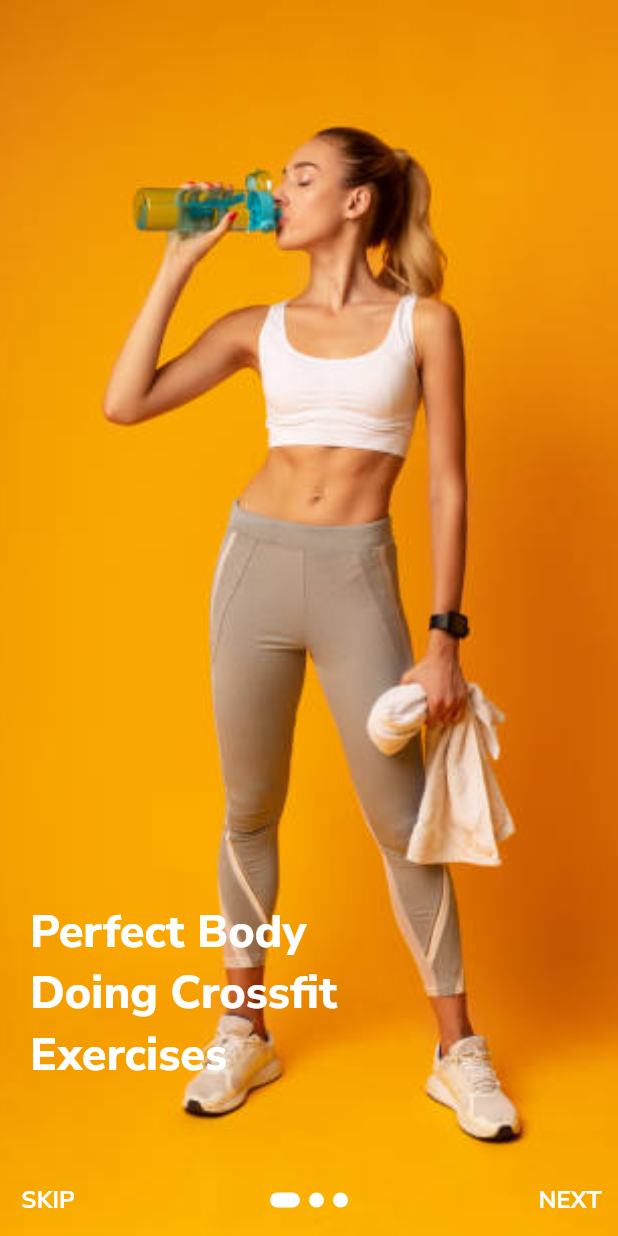
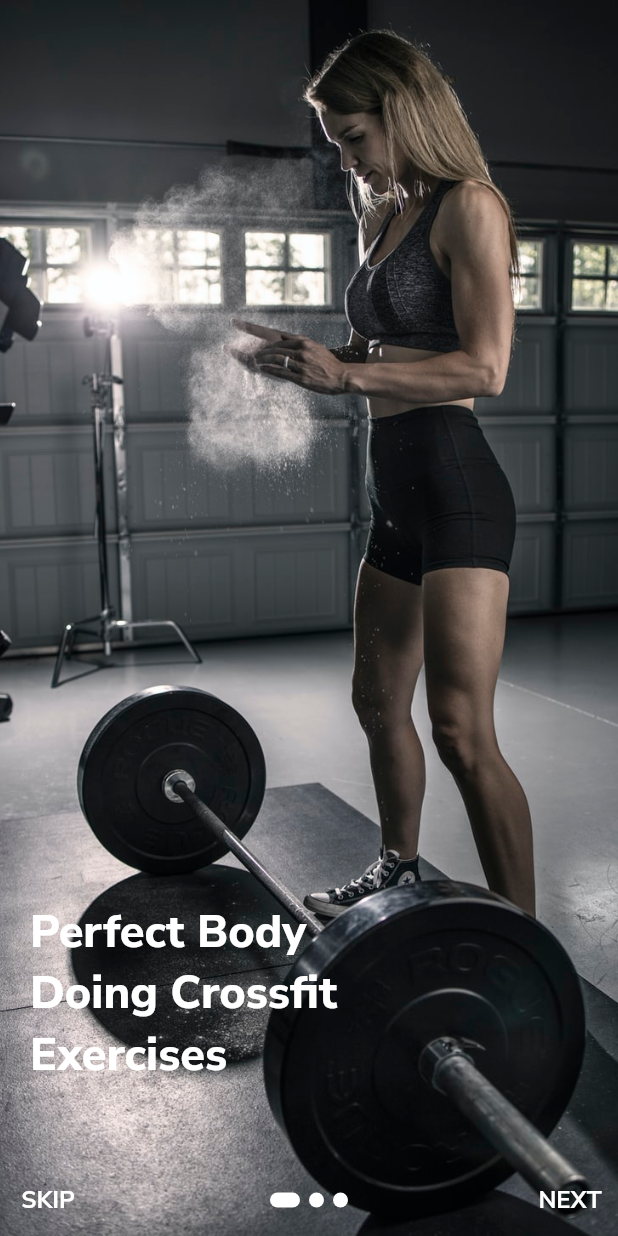
Before and after one commit to nathash92/flutter-fitness-app, a Flutter app: the screen it shows after launch, on a phone screen of 412 x 824 dp. Run offline on Flutter 3.47's test engine with Material 2 defaults, Android fonts, the light colour scheme and no system bars; project files that could hold a hidden picture were left out.

Commit message:
file name changed

```diff
--- a/lib/main.dart
+++ b/lib/main.dart
@@ -1,4 +1,3 @@
-import 'package:fitness/constants/app_colors.dart';
 import 'package:fitness/screens/home.dart';
 import 'package:fitness/screens/intro.dart';
 import 'package:flutter/material.dart';
@@ -6,7 +5,7 @@ import 'package:flutter/services.dart';
 
 void main() {
   SystemChrome.setSystemUIOverlayStyle(
-    SystemUiOverlayStyle(statusBarColor: AppColors.primaryColor),
+    const SystemUiOverlayStyle(statusBarColor: Colors.black),
   );
   runApp(const MyApp());
 }
--- a/lib/screens/intro.dart
+++ b/lib/screens/intro.dart
@@ -31,15 +31,15 @@ class _IntroScreenState extends State<IntroScreen> {
             },
             children: <Widget>[
               _buildSlide(
-                'assets/imgs/banner0.jpg',
-                'Perfect Body \nDoing Crossfit \nExercises',
-              ),
-              _buildSlide(
                 'assets/imgs/banner1.jpeg',
                 'Perfect Body \nDoing Crossfit \nExercises',
               ),
               _buildSlide(
                 'assets/imgs/banner2.jpg',
+                'Perfect Body \nDoing Crossfit \nExercises',
+              ),
+              _buildSlide(
+                'assets/imgs/banner3.jpeg',
                 'Perfect Body \nDoing Crossfit \nExercises',
               ),
             ],
--- a/lib/shared/widgets/category-slide.dart
+++ b/lib/shared/widgets/category_slide.dart
@@ -1,6 +1,6 @@
-import 'package:fitness/shared/widgets/category-card.dart';
-import 'package:fitness/shared/widgets/section-header.dart';
-import 'package:fitness/shared/widgets/section-view-all.dart';
+import 'package:fitness/shared/widgets/category_card.dart';
+import 'package:fitness/shared/widgets/section_header.dart';
+import 'package:fitness/shared/widgets/section_view_all.dart';
 import 'package:flutter/material.dart';
 
 class CategorySlide extends StatelessWidget {
```
Also changed, not shown: lib/screens/home.dart (+5 -5 lines), assets/imgs/banner0.jpg (deleted), assets/imgs/banner3.jpeg (added), lib/shared/widgets/category_card.dart (renamed from lib/shared/widgets/category-card.dart), lib/shared/widgets/excercise_card.dart (renamed from lib/shared/widgets/excercise-card.dart), lib/shared/widgets/excercise_start_card.dart (renamed from lib/shared/widgets/excercise-start-card.dart), lib/shared/widgets/section_header.dart (renamed from lib/shared/widgets/section-header.dart), lib/shared/widgets/section_view_all.dart (renamed from lib/shared/widgets/section-view-all.dart).
